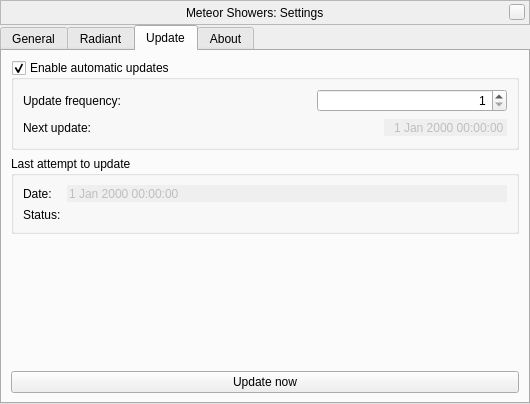
First picture: the form in plugins/MeteorShowers/src/gui/MSConfigDialog.ui, repository Stellarium/stellarium, before the edit.
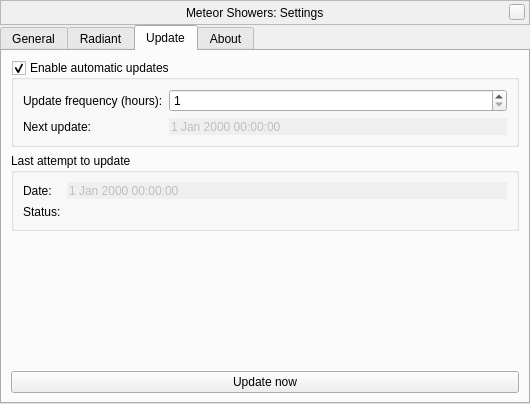
Second picture: the form after the edit. The open tabs and pages were chosen to show the change. Custom widgets are drawn as their Qt base class.

What changed in the file:
```diff
--- a/plugins/MeteorShowers/src/gui/MSConfigDialog.ui
+++ b/plugins/MeteorShowers/src/gui/MSConfigDialog.ui
@@ -485,28 +485,8 @@
          </property>
          <layout class="QVBoxLayout" name="verticalLayout_12">
           <item>
-           <layout class="QHBoxLayout" name="horizontalLayout">
-            <item>
-             <widget class="QLabel" name="lUpdateFrequency">
-              <property name="text">
-               <string>Update frequency:</string>
-              </property>
-             </widget>
-            </item>
-            <item>
-             <spacer name="horizontalSpacer">
-              <property name="orientation">
-               <enum>Qt::Horizontal</enum>
-              </property>
-              <property name="sizeHint" stdset="0">
-               <size>
-                <width>40</width>
-                <height>20</height>
-               </size>
-              </property>
-             </spacer>
-            </item>
-            <item>
+           <layout class="QGridLayout" name="gridLayout">
+            <item row="1" column="1">
              <widget class="QSpinBox" name="updateFrequency">
               <property name="sizePolicy">
                <sizepolicy hsizetype="MinimumExpanding" vsizetype="Fixed">
@@ -514,9 +494,6 @@
                 <verstretch>0</verstretch>
                </sizepolicy>
               </property>
-              <property name="alignment">
-               <set>Qt::AlignRight|Qt::AlignTrailing|Qt::AlignVCenter</set>
-              </property>
               <property name="minimum">
                <number>1</number>
               </property>
@@ -528,31 +505,7 @@
               </property>
              </widget>
             </item>
-           </layout>
-          </item>
-          <item>
-           <layout class="QHBoxLayout" name="horizontalLayout_2">
-            <item>
-             <widget class="QLabel" name="lNextUpdate">
-              <property name="text">
-               <string>Next update:</string>
-              </property>
-             </widget>
-            </item>
-            <item>
-             <spacer name="horizontalSpacer_2">
-              <property name="orientation">
-               <enum>Qt::Horizontal</enum>
-              </property>
-              <property name="sizeHint" stdset="0">
-               <size>
-                <width>40</width>
-                <height>20</height>
-               </size>
-              </property>
-             </spacer>
-            </item>
-            <item>
+            <item row="2" column="1">
              <widget class="QDateTimeEdit" name="nextUpdate">
               <property name="enabled">
                <bool>false</bool>
@@ -560,14 +513,25 @@
               <property name="frame">
                <bool>false</bool>
               </property>
-              <property name="alignment">
-               <set>Qt::AlignRight|Qt::AlignTrailing|Qt::AlignVCenter</set>
-              </property>
               <property name="buttonSymbols">
                <enum>QAbstractSpinBox::NoButtons</enum>
               </property>
              </widget>
             </item>
+            <item row="1" column="0">
+             <widget class="QLabel" name="lUpdateFrequency">
+              <property name="text">
+               <string>Update frequency (hours):</string>
+              </property>
+             </widget>
+            </item>
+            <item row="2" column="0">
+             <widget class="QLabel" name="lNextUpdate">
+              <property name="text">
+               <string>Next update:</string>
+              </property>
+             </widget>
+            </item>
            </layout>
           </item>
          </layout>
```
